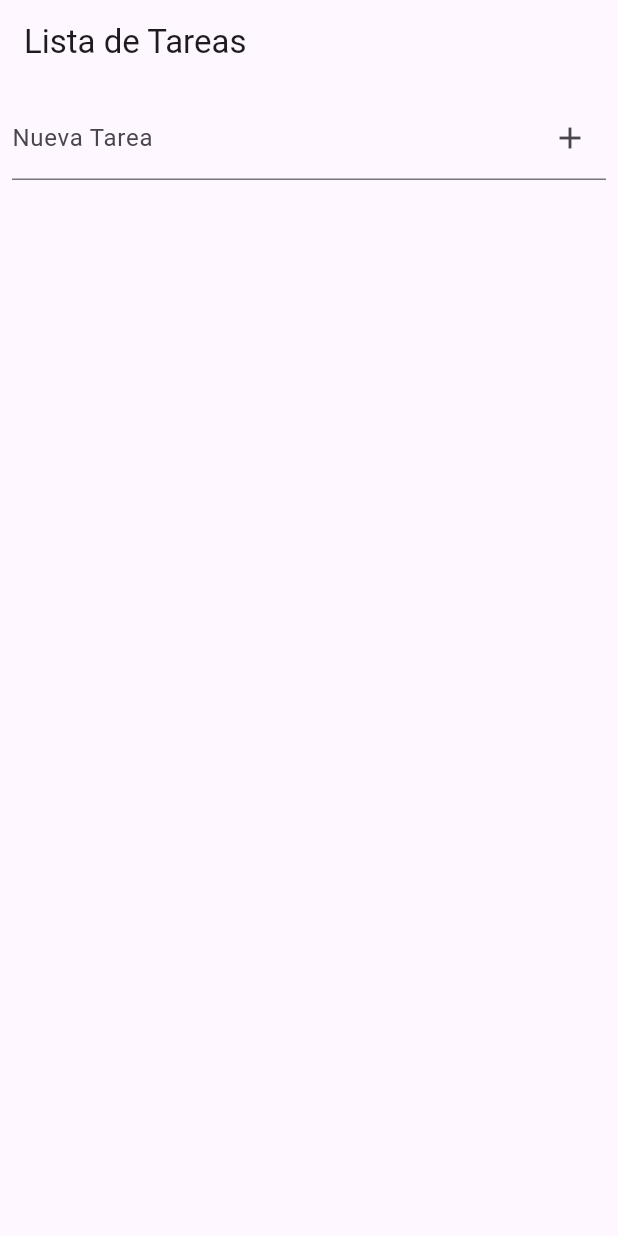
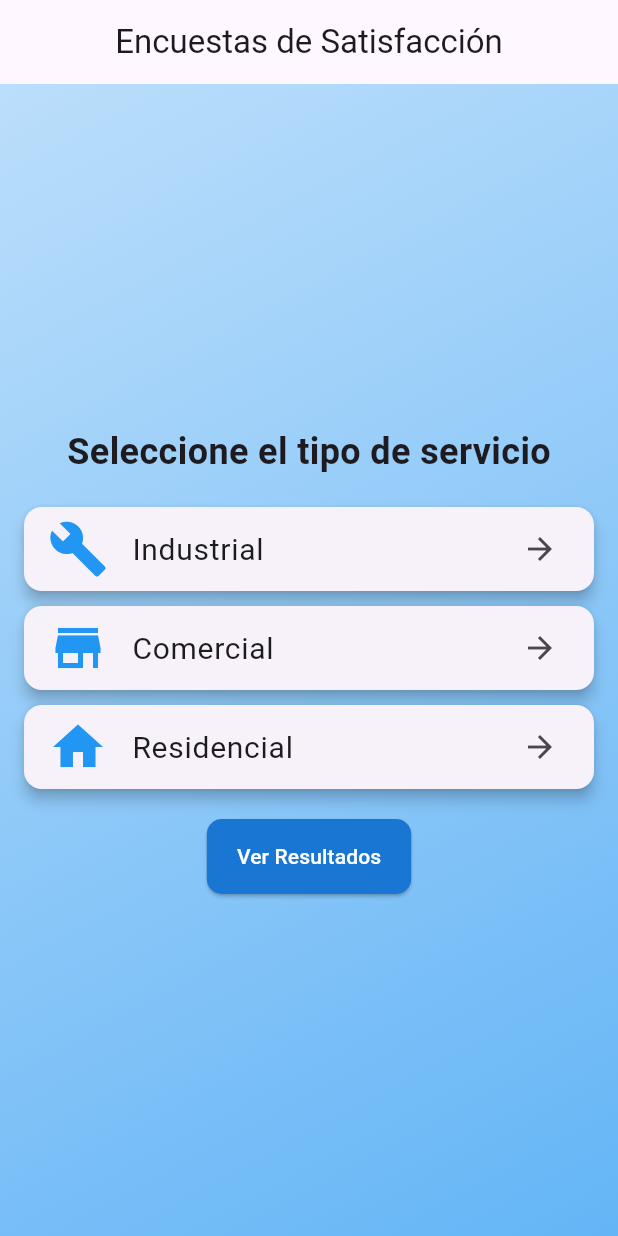
Before and after one commit to patangation/actividades_android, a Flutter app: the screen it shows after launch, on a phone screen of 412 x 824 dp. Run offline on Flutter 3.47's test engine with Material 3 defaults, Android fonts, the phone set to English and light mode, and no system bars; our stand-ins replace fl_chart, sqflite; accounts and stored records are empty.

Commit message:
App Encuesta de satisfaccion

```diff
--- /dev/null
+++ b/lib/home_screen.dart
@@ -0,0 +1,92 @@
+import 'package:flutter/material.dart';
+
+class HomeScreen extends StatelessWidget {
+  @override
+  Widget build(BuildContext context) {
+    return Scaffold(
+      appBar: AppBar(
+        title: Text('Encuestas de Satisfacción'),
+        centerTitle: true,
+      ),
+      body: Container(
+        decoration: BoxDecoration(
+          gradient: LinearGradient(
+            colors: [Colors.blue[100]!, Colors.blue[300]!],
+            begin: Alignment.topLeft,
+            end: Alignment.bottomRight,
+          ),
+        ),
+        child: Center(
+          child: Column(
+            mainAxisAlignment: MainAxisAlignment.center,
+            children: [
+              Text(
+                'Seleccione el tipo de servicio',
+                style: TextStyle(fontSize: 24, fontWeight: FontWeight.bold),
+              ),
+              SizedBox(height: 20),
+              // Tarjetas para cada tipo de servicio
+              ServiceCard(
+                icon: Icons.build,
+                title: 'Industrial',
+                onPressed: () => Navigator.pushNamed(context, '/survey', arguments: 'Industrial'),
+              ),
+              SizedBox(height: 10),
+              ServiceCard(
+                icon: Icons.store,
+                title: 'Comercial',
+                onPressed: () => Navigator.pushNamed(context, '/survey', arguments: 'Comercial'),
+              ),
+              SizedBox(height: 10),
+              ServiceCard(
+                icon: Icons.home,
+                title: 'Residencial',
+                onPressed: () => Navigator.pushNamed(context, '/survey', arguments: 'Residencial'),
+              ),
+              SizedBox(height: 20),
+              // Botón para ver resultados
+              ElevatedButton(
+                onPressed: () => Navigator.pushNamed(context, '/results'),
+                child: Text('Ver Resultados'),
+                style: ElevatedButton.styleFrom(
+                  padding: EdgeInsets.symmetric(horizontal: 20, vertical: 15),
+                  backgroundColor: Colors.blue[700], // Cambiado de primary a backgroundColor
+                  foregroundColor: Colors.white, // Cambiado de onPrimary a foregroundColor
+                  shape: RoundedRectangleBorder(borderRadius: BorderRadius.circular(10)),
+                ),
+              ),
+            ],
+          ),
+        ),
+      ),
+    );
+  }
+}
+
+// Widget para la tarjeta de servicio
+class ServiceCard extends StatelessWidget {
+  final IconData icon;
+  final String title;
+  final VoidCallback onPressed;
+
+  const ServiceCard({
+    Key? key,
+    required this.icon,
+    required this.title,
+    required this.onPressed,
+  }) : super(key: key);
+
+  @override
+  Widget build(BuildContext context) {
+    return Card(
+      elevation: 4,
+      margin: EdgeInsets.symmetric(horizontal: 16),
+      child: ListTile(
+        leading: Icon(icon, size: 40, color: Colors.blue),
+        title: Text(title, style: TextStyle(fontSize: 20)),
+        trailing: Icon(Icons.arrow_forward),
+        onTap: onPressed,
+      ),
+    );
+  }
+}
--- a/lib/main.dart
+++ b/lib/main.dart
@@ -1,93 +1,33 @@
 import 'package:flutter/material.dart';
-import 'package:provider/provider.dart';
-import 'task_provider.dart';
+import 'home_screen.dart';
+import 'survey_screen.dart';
+import 'results_screen.dart';
+import 'database_helper.dart';
 
-void main() {
+void main() async {
+  WidgetsFlutterBinding.ensureInitialized(); // Asegura la inicialización para SQLite
+  await DatabaseHelper.instance.database; // Inicializa la base de datos
   runApp(MyApp());
 }
 
 class MyApp extends StatelessWidget {
   @override
   Widget build(BuildContext context) {
-    return ChangeNotifierProvider(
-      create: (context) => TaskProvider(),
-      child: MaterialApp(
-        title: 'Lista de Tareas',
-        theme: ThemeData(
-          primarySwatch: Colors.blue,
-        ),
-        home: TaskScreen(),
+    return MaterialApp(
+      debugShowCheckedModeBanner: false, // Oculta el banner de "Debug"
+      title: 'Encuestas de Satisfacción',
+      theme: ThemeData(
+        primarySwatch: Colors.blue,
       ),
+      initialRoute: '/', // Ruta inicial de la app
+      routes: {
+        '/': (context) => HomeScreen(),
+        '/survey': (context) {
+          final args = ModalRoute.of(context)!.settings.arguments as String;
+          return SurveyScreen(serviceType: args);
+        },
+        '/results': (context) => ResultsScreen(),
+      },
     );
   }
 }
-
-class TaskScreen extends StatelessWidget {
-  final TextEditingController taskController = TextEditingController();
-
-  @override
-  Widget build(BuildContext context) {
-    return Scaffold(
-      appBar: AppBar(
-        title: const Text('Lista de Tareas'),
-      ),
-      body: Column(
-        children: [
-          Padding(
-            padding: const EdgeInsets.all(8.0),
-            child: TextField(
-              controller: taskController,
-              decoration: InputDecoration(
-                labelText: 'Nueva Tarea',
-                suffixIcon: IconButton(
-                  icon: const Icon(Icons.add),  // Icono de "más"
-                  onPressed: () {
-                    if (taskController.text.isNotEmpty) {
-                      Provider.of<TaskProvider>(context, listen: false)
-                          .addTask(taskController.text);
-                      taskController.clear();
-                    }
-                  },
-                ),
-              ),
-            ),
-          ),
-          Expanded(
-            child: Consumer<TaskProvider>(
-              builder: (context, taskProvider, child) {
-                return ListView.builder(
-                  itemCount: taskProvider.tasks.length,
-                  itemBuilder: (context, index) {
-                    final task = taskProvider.tasks[index];
-                    return ListTile(
-                      title: Text(
-                        task.name,
-                        style: TextStyle(
-                          decoration: task.isCompleted
-                              ? TextDecoration.lineThrough
-                              : TextDecoration.none,
-                        ),
-                      ),
-                      leading: Checkbox(
-                        value: task.isCompleted,
-                        onChanged: (value) {
-                          taskProvider.toggleTaskCompletion(task);
-                        },
-                      ),
-                      trailing: IconButton(
-                        icon: const Icon(Icons.delete),  // Icono de "basura"
-                        onPressed: () {
-                          taskProvider.removeTask(task);
-                        },
-                      ),
-                    );
-                  },
-                );
-              },
-            ),
-          ),
-        ],
-      ),
-    );
-  }
-}
--- a/lib/task_model.dart
+++ /dev/null
@@ -1,22 +0,0 @@
-class Task {
-  String name;
-  bool isCompleted;
-
-  Task({required this.name, required this.isCompleted});
-
-  // Convertir a un mapa JSON
-  Map<String, dynamic> toJson() {
-    return {
-      'name': name,
-      'isCompleted': isCompleted,
-    };
-  }
-
-  // Crear una tarea desde un mapa JSON
-  factory Task.fromJson(Map<String, dynamic> json) {
-    return Task(
-      name: json['name'],
-      isCompleted: json['isCompleted'],
-    );
-  }
-}
--- a/pubspec.yaml
+++ b/pubspec.yaml
@@ -32,6 +32,7 @@ dependencies:
     sdk: flutter
   sqflite: ^2.3.3+1
   path: ^1.8.2
+  fl_chart: ^0.69.1
   intl: ^0.18.0
   provider: ^6.0.0  # Add other packages here
   uuid: ^3.0.0
```
Also changed, not shown: CppProperties.json (added, +21 -0 lines), lib/database_helper.dart (added, +54 -0 lines), lib/results_screen.dart (added, +105 -0 lines), lib/statistics_screen.dart (added, +45 -0 lines), lib/survey_data.dart (added, +7 -0 lines), lib/survey_screen.dart (added, +116 -0 lines), lib/task_provider.dart (deleted, +0 -48 lines), pubspec.lock, 1 other file.
